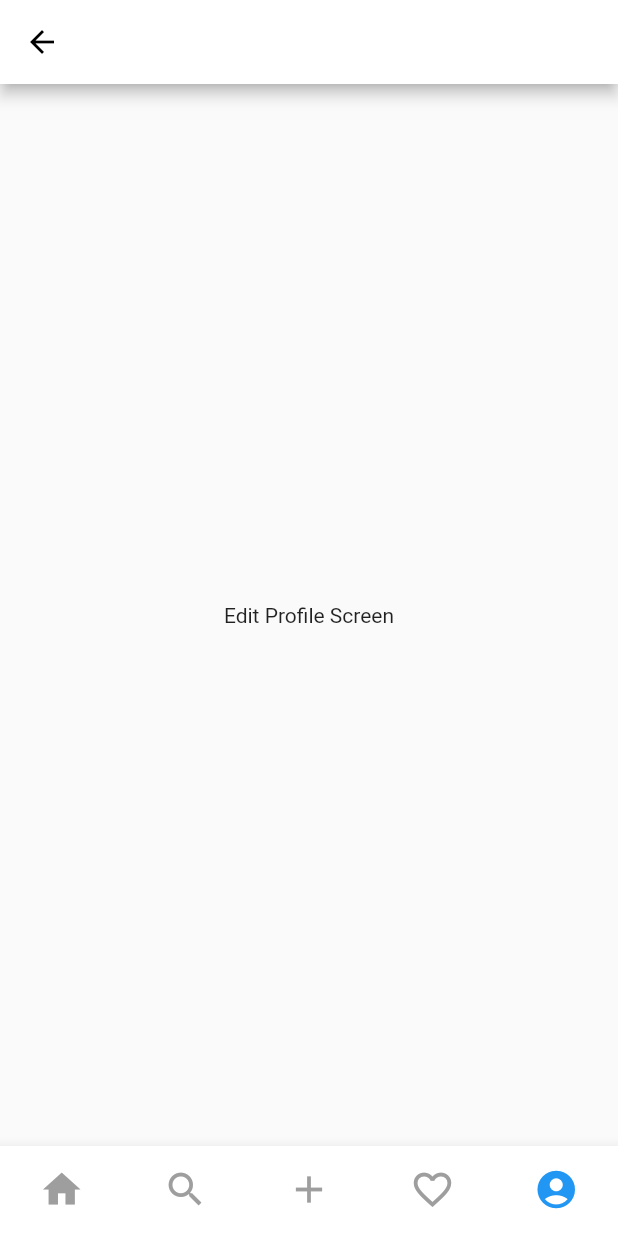
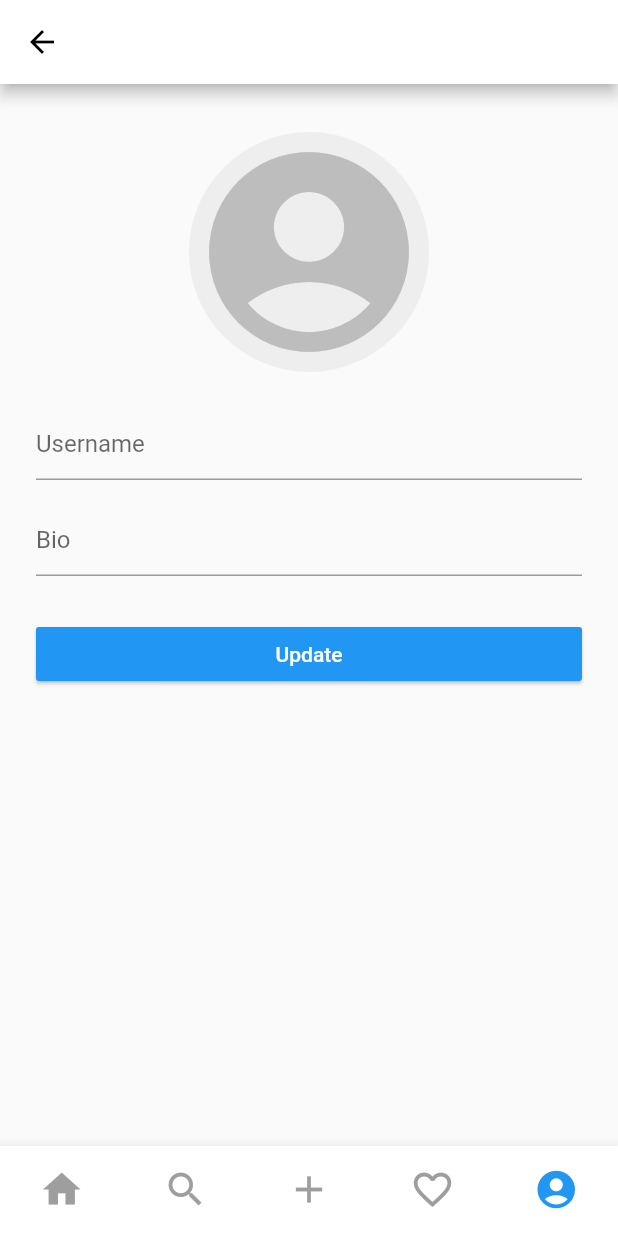
Before and after one commit to adeelzahid1/instagram_bloc, a Flutter app: the screen it shows once a user with an empty profile is signed in, item 5 of the bottom bar chosen, after a tap on "Edit Profile", on a phone screen of 412 x 824 dp. Run offline on Flutter 3.47's test engine with Material 2 defaults, Android fonts, the phone set to English and light mode, and no system bars; our stand-ins replace bloc, cached_network_image, cloud_firestore, equatable, firebase_auth, firebase_core and 2 more; accounts and stored records are empty.

Commit message:
edit screen added

```diff
--- a/lib/screens/edit_profile/edit_profile_screen.dart
+++ b/lib/screens/edit_profile/edit_profile_screen.dart
@@ -1,9 +1,12 @@
 import 'package:flutter/material.dart';
 import 'package:flutter_bloc/flutter_bloc.dart';
+import 'package:instagram_bloc/models/user_model.dart';
 import 'package:instagram_bloc/repositories/storage/storage_repository.dart';
 import 'package:instagram_bloc/repositories/user/base_user_repository.dart';
 import 'package:instagram_bloc/screens/edit_profile/cubit/edit_profile_cubit.dart';
 import 'package:instagram_bloc/screens/profile/bloc/profile_bloc.dart';
+import 'package:instagram_bloc/screens/profile/widgets/profile_image.dart';
+import 'package:instagram_bloc/utils/error_dialog.dart';
 
 class EditProfileScreenArgs {
   final BuildContext context;
@@ -13,6 +16,8 @@ class EditProfileScreenArgs {
 
 class EditProfileScreen extends StatelessWidget {
   static const String routeName = '/editProfile';
+  final User user;
+  EditProfileScreen({Key? key, required this.user}) : super(key: key);
 
   static Route route({required EditProfileScreenArgs args}) {
     return MaterialPageRoute(
@@ -23,18 +28,109 @@ class EditProfileScreen extends StatelessWidget {
           storageRepository: context.read<StorageRepository>(),
           profileBloc: args.context.read<ProfileBloc>(),
         ),
-        child: EditProfileScreen(),
+        child: EditProfileScreen(user: args.context.read<ProfileBloc>().state.user),
       ),
     );
   }
 
+  final GlobalKey<FormState> _formKey = GlobalKey<FormState>();
+
   @override
   Widget build(BuildContext context) {
-    return Scaffold(
-      appBar: AppBar(
-        title: const Text('Edit Profile'),
+    return GestureDetector(
+      onTap: () => FocusScope.of(context).unfocus(),
+      child: Scaffold(
+        appBar: AppBar(
+          title: Text('Edit Profile'),
+        ),
+        body: BlocConsumer<EditProfileCubit, EditProfileState>(
+          listener: (context, state) {
+            if (state.status == EditProfileStatus.success) {
+              Navigator.of(context).pop();
+            } else if (state.status == EditProfileStatus.error) {
+              showDialog(
+                context: context,
+                builder: (context) =>
+                    ErrorDialog(e: state.failure),
+              );
+            }
+          },
+          builder: (context, state) {
+            return SingleChildScrollView(
+              child: Column(
+                children: [
+                  if (state.status == EditProfileStatus.submitting)
+                    const LinearProgressIndicator(),
+                  const SizedBox(height: 32.0),
+                  GestureDetector(
+                    onTap: () => _selectProfileImage(context),
+                    child: UserProfileImage(
+                      radius: 80.0,
+                      profileImageUrl: user.profileImageUrl,
+                      profileImage: state.profileImage,
+                    ),
+                  ),
+                  Padding(
+                    padding: const EdgeInsets.all(24.0),
+                    child: Form(
+                      key: _formKey,
+                      child: Column(
+                        crossAxisAlignment: CrossAxisAlignment.stretch,
+                        children: [
+                          TextFormField(
+                            initialValue: user.username,
+                            decoration: InputDecoration(hintText: 'Username'),
+                            onChanged: (value) => context
+                                .read<EditProfileCubit>()
+                                .usernameChanged(value),
+                            validator: (value) => value!.trim().isEmpty
+                                ? 'Username cannot be empty.'
+                                : null,
+                          ),
+                          const SizedBox(height: 16.0),
+                          TextFormField(
+                            initialValue: user.bio,
+                            decoration: InputDecoration(hintText: 'Bio'),
+                            onChanged: (value) => context
+                                .read<EditProfileCubit>()
+                                .bioChanged(value),
+                            validator: (value) => value!.trim().isEmpty
+                                ? 'Bio cannot be empty.'
+                                : null,
+                          ),
+                          const SizedBox(height: 28.0),
+                          RaisedButton(
+                            elevation: 1.0,
+                            color: Theme.of(context).primaryColor,
+                            textColor: Colors.white,
+                            onPressed: () => _submitForm(
+                              context,
+                              state.status == EditProfileStatus.submitting,
+                            ),
+                            child: const Text('Update'),
+                          ),
+                        ],
+                      ),
+                    ),
+                  ),
+                ],
+              ),
+            );
+          },
+        ),
       ),
-      body: const Center(child: Text('Edit Profile Screen'),),
     );
   }
+
+
+    void _selectProfileImage(BuildContext context) {
+    // TODO: implement
+  }
+
+  void _submitForm(BuildContext context, bool isSubmitting) {
+    if (_formKey.currentState!.validate() && !isSubmitting) {
+      context.read<EditProfileCubit>().submit();
+    }
+  }
+
 }
```
